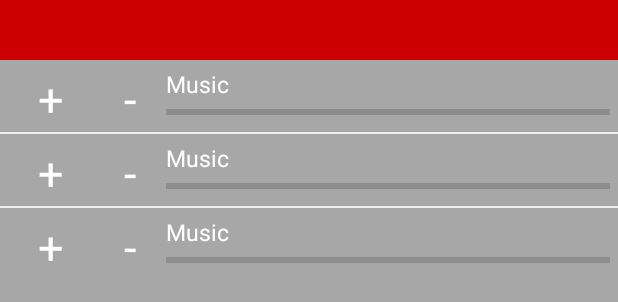
After one commit to akashapps/AudioWidget, an Android app: the layout audio_list_widget.xml on its own in the app's theme, with its tools: preview values and no code run, on a phone screen of 412 x 824 dp. The commit adds this screen. Shown: the top 302 px of the screen. Run offline under Robolectric (Android 15) with nearby library versions, the phone set to English and light mode, and no system bars.

Commit message:
trying to add list view

```diff
--- /dev/null
+++ b/app/src/main/res/layout/audio_list_widget.xml
@@ -0,0 +1,25 @@
+<RelativeLayout xmlns:android="http://schemas.android.com/apk/res/android"
+    android:layout_width="match_parent"
+    android:layout_height="match_parent"
+    xmlns:tools="http://schemas.android.com/tools"
+    android:background="#55000000"
+    android:padding="@dimen/widget_margin">
+
+    <RelativeLayout
+        android:id="@+id/top_layout"
+        android:layout_width="match_parent"
+        android:layout_height="40dp"
+        android:background="@android:color/holo_red_dark">
+
+    </RelativeLayout>
+
+    <ListView
+        android:id="@+id/list_view"
+        android:layout_width="match_parent"
+        android:layout_height="wrap_content"
+        android:dividerHeight="1dp"
+        android:divider="#eeeeee"
+        tools:listitem="@layout/list_item_voulume_cell"
+        android:layout_below="@id/top_layout"/>
+
+</RelativeLayout>
--- a/app/src/main/res/layout/audio_widget.xml
+++ b/app/src/main/res/layout/audio_widget.xml
@@ -54,7 +54,6 @@
                 android:min="0" />
 
         </LinearLayout>
-
 
     </LinearLayout>
 
--- /dev/null
+++ b/app/src/main/res/layout/list_item_voulume_cell.xml
@@ -0,0 +1,60 @@
+<?xml version="1.0" encoding="utf-8"?>
+<RelativeLayout xmlns:android="http://schemas.android.com/apk/res/android"
+    android:layout_width="match_parent"
+    android:layout_height="match_parent">
+
+    <LinearLayout
+        android:id="@+id/layout"
+        android:layout_width="match_parent"
+        android:layout_height="wrap_content"
+        android:gravity="center_vertical"
+        android:orientation="horizontal"
+        android:padding="5dp">
+
+        <TextView
+            android:id="@+id/plus"
+            android:layout_width="wrap_content"
+            android:layout_height="match_parent"
+            android:gravity="center_vertical"
+            android:paddingStart="20dp"
+            android:paddingEnd="20dp"
+            android:text="+"
+            android:textColor="#FFFFFF"
+            android:textSize="30sp" />
+
+        <TextView
+            android:id="@+id/minus"
+            android:layout_width="wrap_content"
+            android:layout_height="match_parent"
+            android:gravity="center_vertical"
+            android:paddingStart="20dp"
+            android:paddingEnd="20dp"
+            android:text="-"
+            android:textColor="#FFFFFF"
+            android:textSize="30sp" />
+
+        <LinearLayout
+            android:layout_width="match_parent"
+            android:layout_height="wrap_content"
+            android:orientation="vertical">
+
+            <TextView
+                android:id="@+id/title"
+                android:layout_width="wrap_content"
+                android:layout_height="wrap_content"
+                android:text="Music"
+                android:textColor="#FFFFFF"
+                android:textSize="15sp" />
+
+            <ProgressBar
+                android:id="@+id/progress_bar"
+                style="@style/Base.Widget.AppCompat.ProgressBar.Horizontal"
+                android:layout_width="match_parent"
+                android:layout_height="wrap_content"
+                android:min="0" />
+
+        </LinearLayout>
+
+    </LinearLayout>
+
+</RelativeLayout>
```
Also changed, not shown: app/src/main/AndroidManifest.xml (+8 -1 lines), app/src/main/java/com/akash/audiowidget/MyWidgetRemoteViewsService.java (added, +12 -0 lines), app/src/main/java/com/akash/audiowidget/WidgetRemoveViewFactory.java (added, +143 -0 lines).
